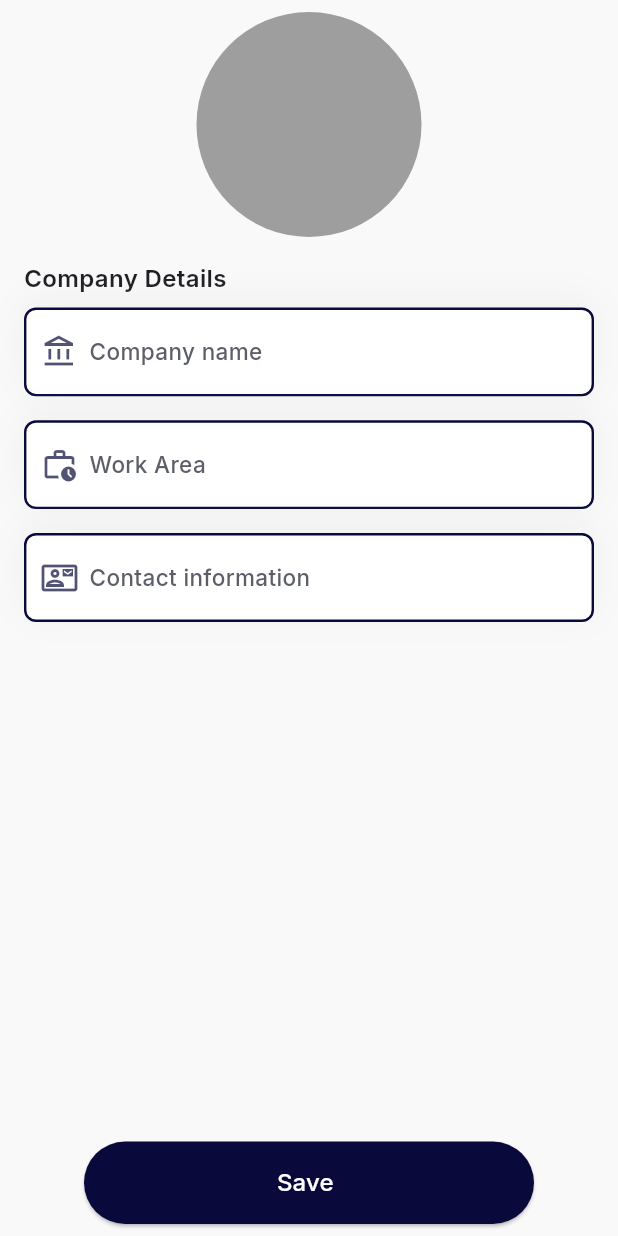
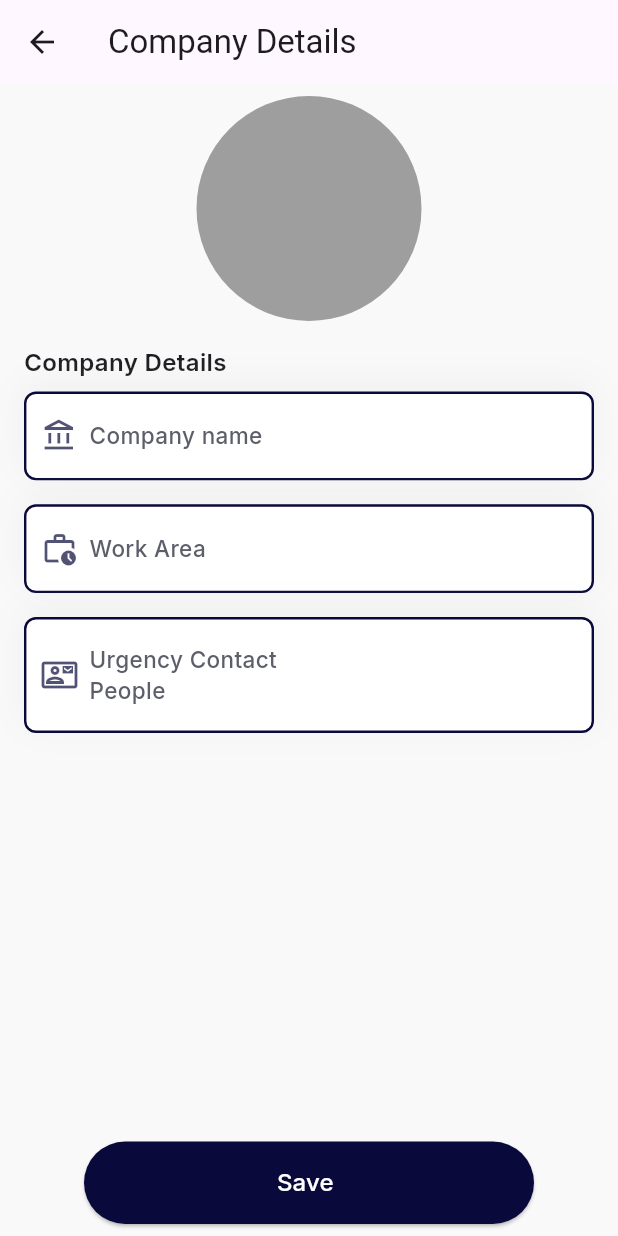
Before and after one commit to siiimaay/tracikfy, a Flutter app: the NewCompanyDetailForm screen opened by its route, after a tap on "Save", on a phone screen of 412 x 824 dp. Run offline on Flutter 3.47's test engine with Material 3 defaults, Android fonts, the phone set to English and light mode, and no system bars; our stand-ins replace bloc, cloud_firestore, equatable, expandable, firebase_auth, firebase_core and 8 more; accounts and stored records are empty; generated files the repository leaves out were written again; network calls fail.

Commit message:
add company detail bloc

```diff
--- a/lib/core/service/firestore_service.dart
+++ b/lib/core/service/firestore_service.dart
@@ -1,3 +1,5 @@
+import 'package:injectable/injectable.dart';
+
 abstract class FirestoreService<T> {
   Future<void> saveRecord({required T data});
 
--- a/lib/features/company/data/company.dart
+++ b/lib/features/company/data/company.dart
@@ -4,14 +4,14 @@ part 'company.g.dart';
 
 @JsonSerializable()
 class Company {
-  final String userId;
+  final String? userId;
   final String company;
   final String workArea;
   final String phoneNo;
 
   Company({
     required this.company,
-    required this.userId,
+    this.userId,
     required this.workArea,
     required this.phoneNo,
   });
--- a/lib/features/company/domain/company_storage_service.dart
+++ b/lib/features/company/domain/company_storage_service.dart
@@ -1,10 +1,11 @@
 import 'package:cloud_firestore/cloud_firestore.dart';
 import 'package:firebase_auth/firebase_auth.dart';
+import 'package:injectable/injectable.dart';
 import 'package:uuid/uuid.dart';
 
 import '../../../core/service/firestore_service.dart';
 import '../data/company.dart';
-
+@Injectable(as: FirestoreService)
 class CompanyStorageService implements FirestoreService<Company> {
   final FirebaseFirestore _firebaseFirestore = FirebaseFirestore.instance;
   final _collection = FirebaseFirestore.instance.collection('company');
--- /dev/null
+++ b/lib/features/company/presentation/company_detail_bloc/company_detail_bloc.dart
@@ -0,0 +1,27 @@
+import 'dart:async';
+
+import 'package:bloc/bloc.dart';
+import 'package:freezed_annotation/freezed_annotation.dart';
+
+import '../../../../core/injection/locator.dart';
+import '../../../../core/service/firestore_service.dart';
+import '../../data/company.dart';
+
+part 'company_detail_event.dart';
+
+part 'company_detail_state.dart';
+
+part 'company_detail_bloc.freezed.dart';
+
+class CompanyDetailBloc extends Bloc<CompanyDetailEvent, CompanyDetailState> {
+
+  CompanyDetailBloc() : super(CompanyDetailState.initial()) {
+    on<CompanyDetailEvent>((event, emit) {
+      event.map(save: (event) {
+        emit(state.copyWith(isLoading: true));
+        companyStorageRepository.saveRecord(data: event.data);
+        emit(state.copyWith(isLoading: false));
+      });
+    });
+  }
+}
--- /dev/null
+++ b/lib/features/company/presentation/company_detail_bloc/company_detail_event.dart
@@ -0,0 +1,7 @@
+
+part of 'company_detail_bloc.dart';
+
+@freezed
+class CompanyDetailEvent with _$CompanyDetailEvent {
+  const factory CompanyDetailEvent.save(Company data) = _Save;
+}
--- /dev/null
+++ b/lib/features/company/presentation/company_detail_bloc/company_detail_state.dart
@@ -0,0 +1,15 @@
+// counter/counter_state.dart
+
+part of 'company_detail_bloc.dart';
+
+@freezed
+class CompanyDetailState with _$CompanyDetailState {
+  const factory CompanyDetailState({
+    bool? isLoading,
+    bool? isOperationSuccessful,
+  }) = _CompanyDetailState;
+
+  factory CompanyDetailState.initial() {
+    return const CompanyDetailState();
+  }
+}
--- a/lib/features/company/presentation/company_view.dart
+++ b/lib/features/company/presentation/company_view.dart
@@ -1,12 +1,14 @@
 import 'package:flutter_bloc/flutter_bloc.dart';
 import 'package:go_router/go_router.dart';
 import 'package:trackify/core/extensions/context_extension.dart';
-import 'package:trackify/features/company/presentation/cubit/company_cubit.dart';
-import 'package:trackify/features/company/presentation/cubit/company_state.dart';
+
 import 'package:trackify/features/company/presentation/widgets/new_company_view.dart';
 import 'package:trackify/features/dashboard/app_bar_wrapper.dart';
 import 'package:trackify/features/dashboard/presentation/widgets/frame_widget.dart';
 import 'package:flutter/material.dart';
+
+import 'company_cubit/company_cubit.dart';
+import 'company_cubit/company_state.dart';
 
 class CompanyView extends StatelessWidget {
   static const route = "/company_view";
--- a/lib/features/company/presentation/widgets/company_details_view.dart
+++ b/lib/features/company/presentation/widgets/company_details_view.dart
@@ -13,15 +13,7 @@ class CompanyDetailView extends StatelessWidget {
 
   @override
   Widget build(BuildContext context) {
-    return Scaffold(
-      resizeToAvoidBottomInset: false,
-      backgroundColor: context.color.settingsBackColor,
-      appBar: AppBar(
-        title: const Text("Company Details"),
-        surfaceTintColor: context.color.settingsBackColor,
-        shadowColor: context.color.settingsBackColor,
-      ),
-      body: Container(
+    return Container(
         margin: const EdgeInsets.symmetric(vertical: 8),
         child: Stack(
             alignment: Alignment.center,
@@ -83,7 +75,7 @@ class CompanyDetailView extends StatelessWidget {
                 ))
           ],
         ),
-      ),
+
     );
   }
 }
--- a/lib/features/company/presentation/widgets/detail_item.dart
+++ b/lib/features/company/presentation/widgets/detail_item.dart
@@ -8,6 +8,7 @@ class DetailItem extends StatefulWidget {
   final String valueText;
   final VoidCallback? onTap;
   final bool isSwitchSetting;
+  final TextEditingController? textEditingController;
 
   const DetailItem({
     Key? key,
@@ -16,6 +17,7 @@ class DetailItem extends StatefulWidget {
     required this.valueText,
     this.onTap,
     this.isSwitchSetting = false,
+    this.textEditingController,
   }) : super(key: key);
 
   @override
@@ -23,13 +25,11 @@ class DetailItem extends StatefulWidget {
 }
 
 class _DetailItemState extends State<DetailItem> {
-  late final TextEditingController textEditingController;
   late final FocusNode focusNode;
 
   @override
   void initState() {
     super.initState();
-    textEditingController = TextEditingController();
     focusNode = FocusNode();
   }
 
@@ -59,13 +59,15 @@ class _DetailItemState extends State<DetailItem> {
             Expanded(
                 child: Text(
               widget.text,
-              style: context.textStyle.detailText.copyWith(color: context.color.accountInfoColor),
+              style: context.textStyle.detailText
+                  .copyWith(color: context.color.accountInfoColor),
             )),
             Expanded(
               child: EditableText(
-                controller: textEditingController,
+                controller: widget.textEditingController ?? TextEditingController(),
                 focusNode: FocusNode(),
-                style: context.textStyle.detailText.copyWith(color: const Color(0xff09093b)),
+                style: context.textStyle.detailText
+                    .copyWith(color: const Color(0xff09093b)),
                 scrollPadding: EdgeInsets.zero,
                 cursorColor: context.color.accountInfoColor,
                 backgroundCursorColor: Colors.transparent,
--- a/lib/features/company/presentation/widgets/new_company_view.dart
+++ b/lib/features/company/presentation/widgets/new_company_view.dart
@@ -1,21 +1,40 @@
 import 'package:flutter/material.dart';
+import 'package:flutter_bloc/flutter_bloc.dart';
 import 'package:trackify/core/extensions/context_extension.dart';
+import 'package:trackify/features/company/presentation/company_detail_bloc/company_detail_bloc.dart';
 import 'package:trackify/features/company/presentation/widgets/company_detail_section.dart';
 import 'package:trackify/features/company/presentation/widgets/detail_item.dart';
 
 import '../../../../global/submit_button.dart';
+import '../../data/company.dart';
 
-class NewCompanyDetailForm extends StatelessWidget {
+class NewCompanyDetailForm extends StatefulWidget {
   static const route = "new_company_view";
 
   const NewCompanyDetailForm({super.key});
 
   @override
+  State<NewCompanyDetailForm> createState() => _NewCompanyDetailFormState();
+}
+
+class _NewCompanyDetailFormState extends State<NewCompanyDetailForm> {
+  final TextEditingController companyNameController = TextEditingController();
+  final TextEditingController workAreaController = TextEditingController();
+  final TextEditingController contactInfoController = TextEditingController();
+
+  @override
   Widget build(BuildContext context) {
-    return  Scaffold(
+    return Scaffold(
       resizeToAvoidBottomInset: false,
       backgroundColor: context.color.settingsBackColor,
-      body: Container(
+      appBar: AppBar(
+        title: Text("Company Details"),
+      ),
+      body: BlocProvider(
+        create: (context) => CompanyDetailBloc(),
+        child: BlocBuilder<CompanyDetailBloc, CompanyDetailState>(
+          builder: (context, state) {
+            return Container(
               margin: const EdgeInsets.symmetric(vertical: 8),
               child: Stack(
                 alignment: Alignment.center,
@@ -42,25 +61,32 @@ class NewCompanyDetailForm extends StatelessWidget {
                                   valueText: "Value",
                                   prefixIcon: Icon(
                                     Icons.account_balance_outlined,
-                              color: const Color(0xff09093b).withOpacity(0.7),
+                                    color: const Color(0xff09093b)
+                                        .withOpacity(0.7),
                                   ),
+                                  textEditingController: companyNameController,
                                 ),
                                 DetailItem(
                                   text: "Work Area",
                                   valueText: "Value",
                                   prefixIcon: Icon(
                                     Icons.work_history_outlined,
-                                color: const Color(0xff09093b).withOpacity(0.7),
-                              )),
+                                    color: const Color(0xff09093b)
+                                        .withOpacity(0.7),
+                                  ),
+                                  textEditingController: workAreaController,
+                                ),
                                 DetailItem(
-                              text: "Contact information",
+                                  text: "Urgency Contact People",
                                   valueText: "Value",
                                   prefixIcon: Icon(
                                     Icons.contact_mail_outlined,
-                                color: const Color(0xff09093b).withOpacity(0.7),
-                              )),
+                                    color: const Color(0xff09093b)
+                                        .withOpacity(0.7),
+                                  ),
+                                  textEditingController: contactInfoController,
+                                ),
                               ]),
-
                         ],
                       ),
                     ),
@@ -69,10 +95,19 @@ class NewCompanyDetailForm extends StatelessWidget {
                       bottom: 0,
                       child: SubmitButton(
                         buttonText: 'Save',
-                  onPressed: () {},
+                        onPressed: () {
+                          context.read<CompanyDetailBloc>().add(
+                              CompanyDetailEvent.save(Company(
+                                  company: companyNameController.text,
+                                  workArea: workAreaController.text,
+                                  phoneNo: contactInfoController.text)));
+                        },
                         color: const Color(0xff09093b),
                       ))
                 ],
+              ),
+            );
+          },
         ),
       ),
     );
--- a/pubspec.yaml
+++ b/pubspec.yaml
@@ -52,6 +52,7 @@ dependencies:
   injectable: 2.3.2
   firebase_core: ^2.27.0
   uuid: ^4.4.0
+  freezed_annotation: ^2.4.1
 
 
 dev_dependencies:
@@ -68,6 +69,7 @@ dev_dependencies:
   flutter_gen_runner:
   injectable_generator: ^2.4.2
   json_serializable: ^6.7.1
+  freezed:
 
 
 # For information on the generic Dart part of this file, see the
```
Also changed, not shown: lib/core/injection/locator.config.dart, lib/features/company/presentation/company_cubit/company_cubit.dart (renamed from lib/features/company/presentation/cubit/company_cubit.dart), lib/features/company/presentation/company_cubit/company_state.dart (renamed from lib/features/company/presentation/cubit/company_state.dart), pubspec.lock, 1 other file. Lines whose indentation alone changed are shown as unchanged.
